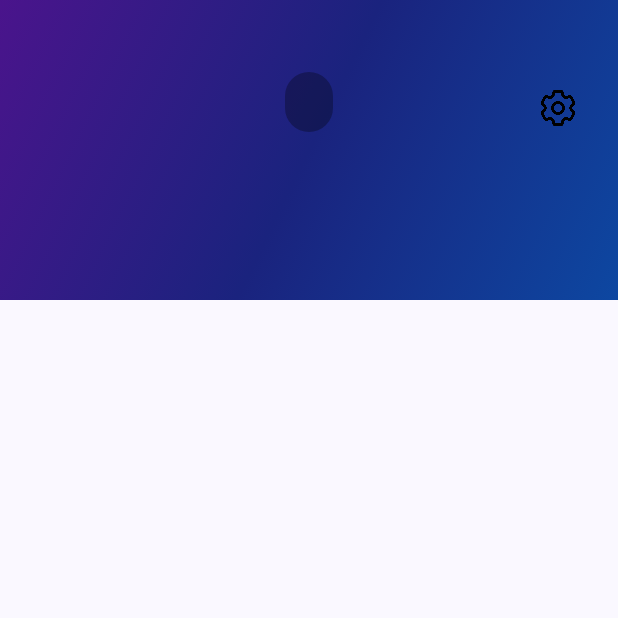
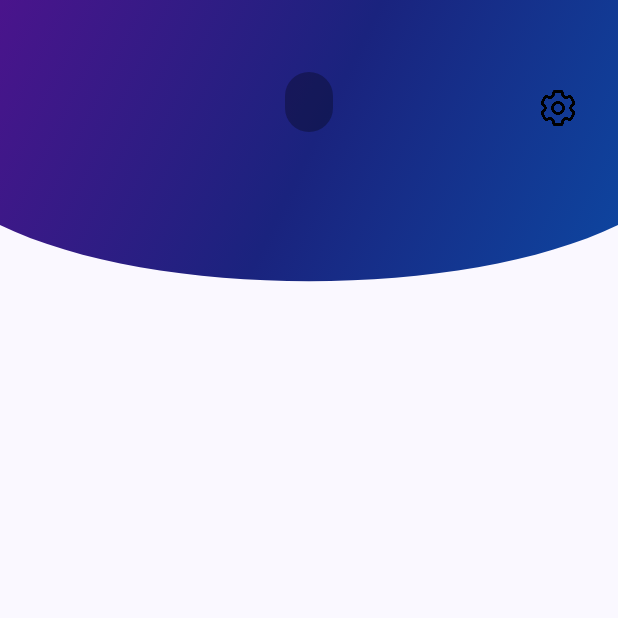
Before and after one commit to kaushalpargai/ClickRetinaAssignment, an Android app built with Jetpack Compose: the composable ProfileHeader called with empty values, on a phone screen of 412 x 824 dp, the top half of it. Run offline under Robolectric (Android 15) with nearby library versions, the phone set to English and light mode, and no system bars; pictures from the network do not load.

Commit message:
feat: Add curved/elliptical bottom edge to header background

```diff
--- a/app/src/main/java/com/example/clickretinaassignment/ui/components/ProfileComponents.kt
+++ b/app/src/main/java/com/example/clickretinaassignment/ui/components/ProfileComponents.kt
@@ -5,13 +5,18 @@ import androidx.compose.foundation.background
 import androidx.compose.foundation.border
 import androidx.compose.foundation.layout.*
 import androidx.compose.foundation.shape.CircleShape
+import androidx.compose.foundation.shape.GenericShape
 import androidx.compose.material3.*
 import androidx.compose.runtime.*
 import androidx.compose.ui.Alignment
 import androidx.compose.ui.Modifier
 import androidx.compose.ui.draw.clip
+import androidx.compose.ui.geometry.Offset
+import androidx.compose.ui.geometry.Rect
+import androidx.compose.ui.geometry.Size
 import androidx.compose.ui.graphics.Brush
 import androidx.compose.ui.graphics.Color
+import androidx.compose.ui.graphics.Path
 import androidx.compose.ui.layout.ContentScale
 import androidx.compose.ui.platform.LocalContext
 import androidx.compose.ui.res.painterResource
@@ -28,10 +33,33 @@ fun ProfileHeader(
     username: String,
     modifier: Modifier = Modifier
 ) {
+    val curvedShape = GenericShape { size, _ ->
+        val width = size.width
+        val height = size.height
+
+        moveTo(0f, 0f)
+        lineTo(width, 0f)
+        lineTo(width, height * 0.75f)
+
+        cubicTo(
+            width * 0.75f, height,
+            width * 0.25f, height,
+            0f, height * 0.75f
+        )
+
+        close()
+    }
+
     Box(
         modifier = modifier
             .fillMaxWidth()
             .height(200.dp)
+    ) {
+        Box(
+            modifier = Modifier
+                .fillMaxWidth()
+                .height(200.dp)
+                .clip(curvedShape)
                 .background(
                     brush = Brush.linearGradient(
                         colors = listOf(
@@ -41,7 +69,8 @@ fun ProfileHeader(
                         )
                     )
                 )
-    ) {
+        )
+
         Box(
             modifier = Modifier
                 .fillMaxWidth()
```
Lines whose indentation alone changed are shown as unchanged.
